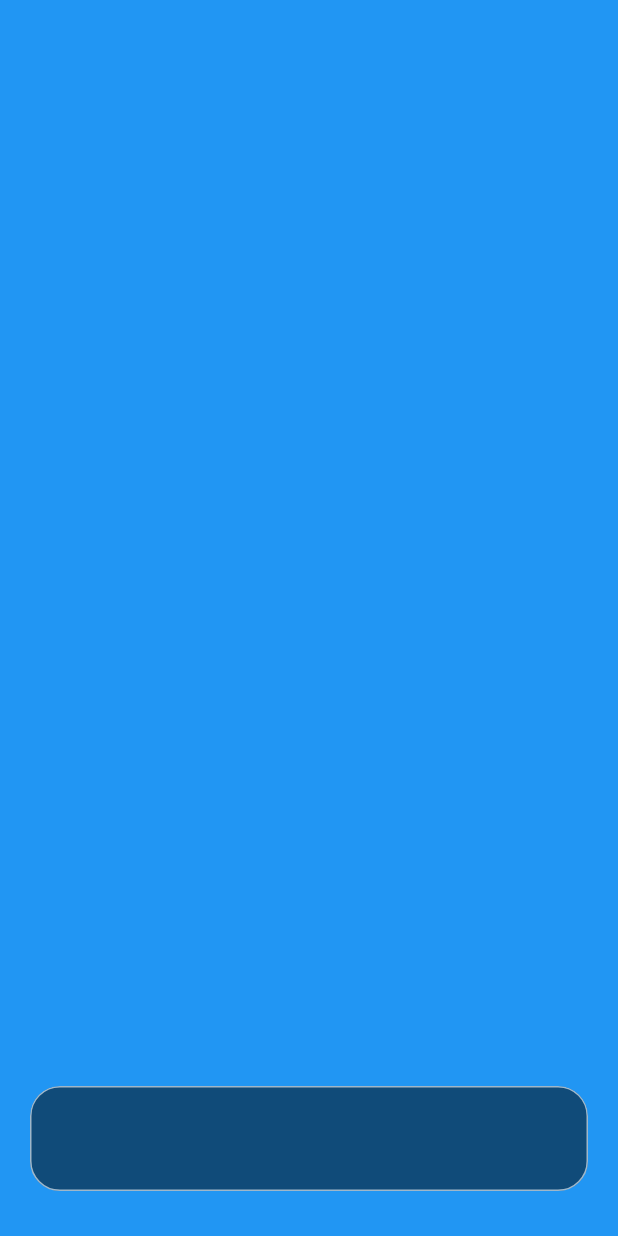
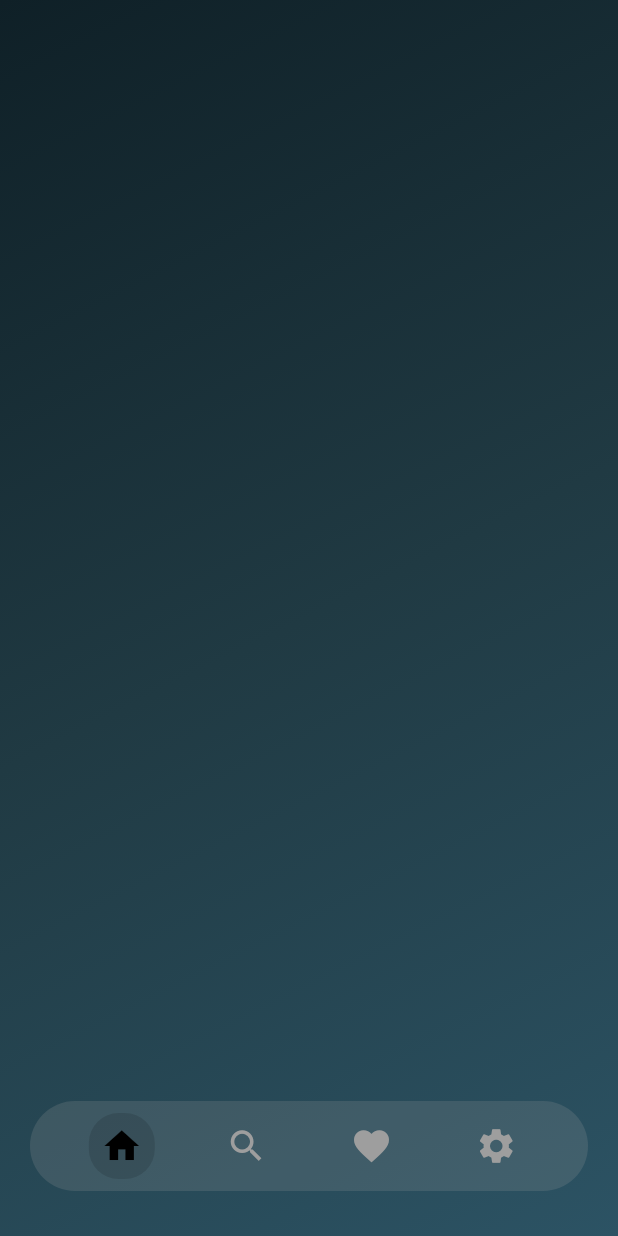
Before and after one commit to MridulSharma2552007/Bit_M, a Flutter app: the screen it shows after launch, on a phone screen of 412 x 824 dp. Run offline on Flutter 3.47's test engine with Material 3 defaults, Android fonts, the phone set to English and light mode, and no system bars; our stand-ins replace typewritertext, video_player.

Commit message:
Refactor Navbar to use StatelessWidget; implement bottom navigation with state management and add curved_navigation_bar dependency

```diff
--- a/lib/WIDGETS/navbar.dart
+++ b/lib/WIDGETS/navbar.dart
@@ -1,46 +1,55 @@
-import 'dart:ui';
-
 import 'package:flutter/material.dart';
 
-class Navbar extends StatefulWidget {
-  const Navbar({super.key});
+class Navbar extends StatelessWidget {
+  final int currentindex;
+  final Function(int) onTapItem;
 
-  @override
-  State<Navbar> createState() => _NavbarState();
-}
+  const Navbar({
+    super.key,
+    required this.currentindex,
+    required this.onTapItem,
+  });
 
-class _NavbarState extends State<Navbar> {
+  final items = const [
+    Icons.home,
+    Icons.search,
+    Icons.favorite_outlined,
+    Icons.settings,
+  ];
+
   @override
   Widget build(BuildContext context) {
     return Padding(
-      padding: const EdgeInsets.symmetric(horizontal: 20, vertical: 30),
-      child: ClipRRect(
-        borderRadius: const BorderRadius.vertical(top: Radius.circular(20)),
-
-        child: BackdropFilter(
-          filter: ImageFilter.blur(sigmaX: 10.0, sigmaY: 10.0),
+      padding: const EdgeInsets.symmetric(horizontal: 20.0),
       child: Container(
-            height: 70,
+        height: 60,
         decoration: BoxDecoration(
-              border: Border.all(
-                color: Colors.white.withOpacity(0.6),
-                width: 1,
+          color: Colors.grey.withValues(alpha: 0.2),
+          borderRadius: BorderRadius.circular(30),
         ),
-              color: Colors.black.withOpacity(0.5),
+        child: Row(
+          mainAxisAlignment: MainAxisAlignment.spaceEvenly,
+          children: List.generate(items.length, (i) {
+            final bool isSelected = currentindex == i;
+            return GestureDetector(
+              onTap: () => onTapItem(i),
+              child: AnimatedContainer(
+                duration: const Duration(milliseconds: 200),
+                padding: const EdgeInsets.all(8.0),
+                decoration: BoxDecoration(
+                  color: isSelected ? Colors.black12 : Colors.transparent,
                   borderRadius: BorderRadius.circular(20),
                 ),
-
-            child: Row(
-              mainAxisAlignment: MainAxisAlignment.spaceEvenly,
-              children: [],
+                child: Icon(
+                  items[i],
+                  size: 28,
+                  color: isSelected ? Colors.black : Colors.grey,
                 ),
               ),
+            );
+          }),
         ),
       ),
     );
   }
 }
-
-Widget _builderIcon(IconData icon, bool isSelected) {
-  return Icon(icon, color: isSelected ? Colors.white : Colors.black, size: 30);
-}
--- a/lib/roots/root.dart
+++ b/lib/roots/root.dart
@@ -1,14 +1,41 @@
 import 'package:bit_m/WIDGETS/navbar.dart';
+import 'package:bit_m/roots/home.dart';
+import 'package:bit_m/roots/playlist.dart';
+import 'package:bit_m/roots/search.dart';
+import 'package:bit_m/roots/settings.dart';
 import 'package:flutter/material.dart';
 
-class Root extends StatelessWidget {
+class Root extends StatefulWidget {
   const Root({super.key});
 
   @override
+  State<Root> createState() => _RootState();
+}
+
+class _RootState extends State<Root> {
+  int currentindex = 0;
+  final List<Widget> pages = [Home(), Search(), Playlist(), Settings()];
+  @override
   Widget build(BuildContext context) {
     return Scaffold(
-      backgroundColor: Colors.blue,
-      bottomNavigationBar: Navbar(),
+      body: Stack(
+        children: [
+          pages[currentindex],
+          Positioned(
+            bottom: 30,
+            left: 0,
+            right: 0,
+            child: Navbar(
+              currentindex: currentindex,
+              onTapItem: (index) {
+                setState(() {
+                  currentindex = index;
+                });
+              },
+            ),
+          ),
+        ],
+      ),
     );
   }
 }
--- a/pubspec.yaml
+++ b/pubspec.yaml
@@ -29,6 +29,7 @@ environment:
 # versions available, run `flutter pub outdated`.
 dependencies:
   cupertino_icons: ^1.0.8
+  curved_navigation_bar: ^1.0.6
   flutter:
     sdk: flutter
   typewritertext: ^3.0.9
```
Also changed, not shown: pubspec.lock. Lines whose indentation alone changed are shown as unchanged.
